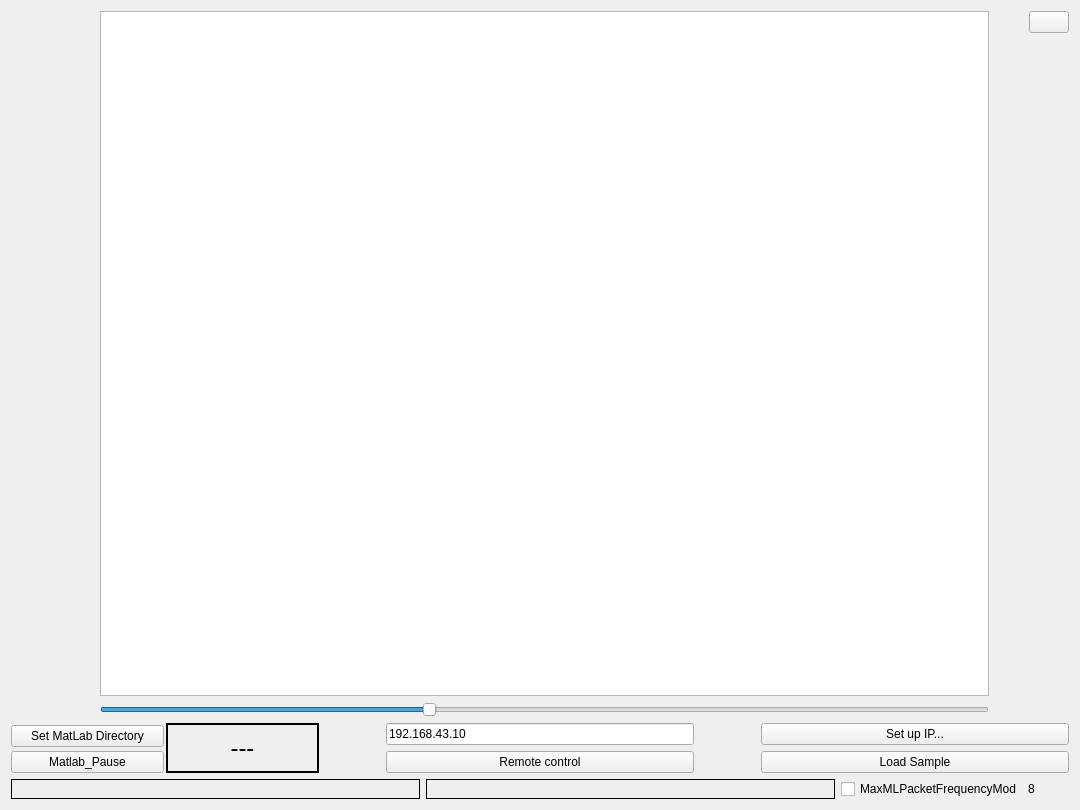
petr-konovalov/LARCmaCS, file LARCmaCS/larcmacs.ui: the form before one commit.
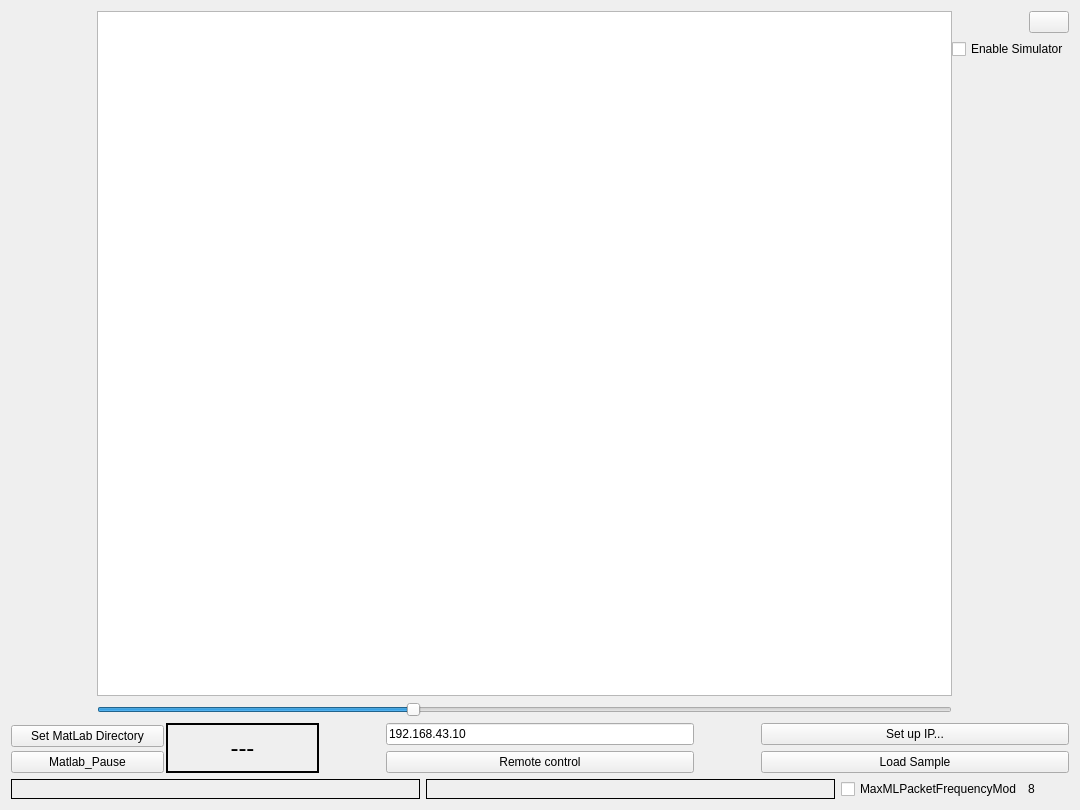
The form after the commit. Icons and pictures are not drawn.

Commit message: swap input to Simulator added

Diff of the .ui file:
```diff
--- a/LARCmaCS/larcmacs.ui
+++ b/LARCmaCS/larcmacs.ui
@@ -71,7 +71,7 @@
       </layout>
      </item>
      <item>
-      <layout class="QVBoxLayout" name="verticalLayout_2" stretch="0,1">
+      <layout class="QVBoxLayout" name="verticalLayout_2" stretch="0,0,1">
        <property name="leftMargin">
         <number>0</number>
        </property>
@@ -115,6 +115,13 @@
          </item>
         </layout>
        </item>
+       <item>
+        <widget class="QCheckBox" name="checkBox_SimEnable">
+         <property name="text">
+          <string>Enable Simulator</string>
+         </property>
+        </widget>
+       </item>
        <item>
         <spacer name="verticalSpacer">
          <property name="orientation">
```
Left out of the diff: 2 changed lines with no effect on the pictures. The commit also changes 7 other files.
